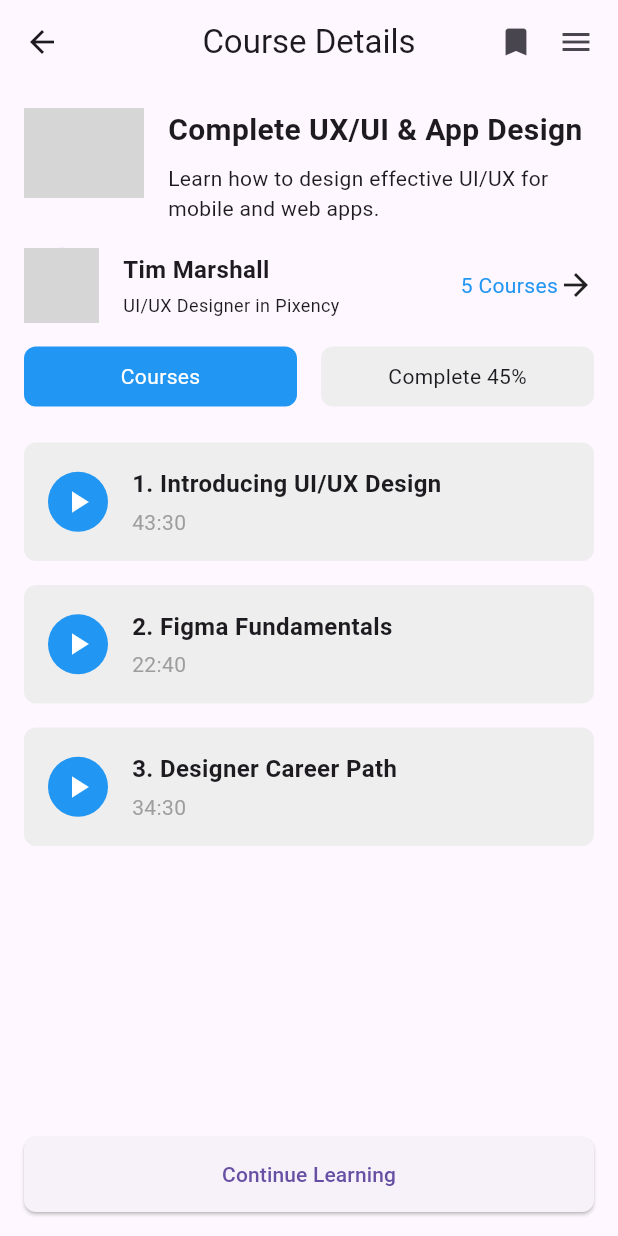
After one commit to osk-ar/ElevateEd--Learning_APP, a Flutter app: the CourseDetailsScreen screen opened by its route, on a phone screen of 412 x 824 dp. The commit adds this screen. Run offline on Flutter 3.47's test engine with Material 3 defaults, Android fonts, the phone set to English and light mode, and no system bars; our stand-ins replace cached_network_image, dio, easy_localization, equatable, flutter_bloc, flutter_screenutil and 7 more; missing offline and left inert: themed; accounts and stored records are empty; network calls fail; project files that could hold a hidden picture were left out; grey boxes are pictures that could not be loaded.

Commit message:
course details devide

```diff
--- a/lib/config/routes/route_constants.dart
+++ b/lib/config/routes/route_constants.dart
@@ -6,4 +6,6 @@ class Routes {
   static const String loginScreenRoute = "/login";
   static const String signupScreenRoute = "/signup";
   static const String progressScreenRoute = "/progress";
+  static const String courseDetailsScreenRoute = "/courseDetails";
+  static const String instructorScreenRoute = "/Instructor";
 }
--- a/lib/config/routes/router.dart
+++ b/lib/config/routes/router.dart
@@ -2,7 +2,9 @@ import 'package:e_learning_app_gp/config/routes/route_constants.dart';
 import 'package:e_learning_app_gp/core/dependency_injection.dart';
 import 'package:e_learning_app_gp/features/presentation/cubits/login_cubit.dart';
 import 'package:e_learning_app_gp/features/presentation/cubits/register_cubit.dart';
+import 'package:e_learning_app_gp/features/presentation/screens/course_details/course_details_screen.dart';
 import 'package:e_learning_app_gp/features/presentation/screens/home_screen/home_screen.dart';
+import 'package:e_learning_app_gp/features/presentation/screens/instuctor_screen/instuctor_screen.dart';
 import 'package:e_learning_app_gp/features/presentation/screens/login_screen/login_screen.dart';
 import 'package:e_learning_app_gp/features/presentation/screens/on_boarding_screen/on_boarding_screen.dart';
 import 'package:e_learning_app_gp/features/presentation/screens/progress_screen/progress_screen.dart';
@@ -27,6 +29,14 @@ class RouteGenerator {
         return MaterialPageRoute(
           builder: (context) => const ProgressScreen(),
         );
+      case Routes.courseDetailsScreenRoute:
+        return MaterialPageRoute(
+          builder: (context) => const CourseDetailsScreen(),
+        );
+      case Routes.instructorScreenRoute:
+        return MaterialPageRoute(
+          builder: (context) => const InstructorScreen(),
+        );
 
       case Routes.loginScreenRoute:
         return MaterialPageRoute(
@@ -44,41 +54,6 @@ class RouteGenerator {
           ),
         );
 
-      ///login
-      // case Routes.logInScreenRoute:
-      //   return MaterialPageRoute(
-      //     builder: (context) => BlocProvider(
-      //         create: (context) => sl<LoginCubit>(),
-      //         child: const LoginScreen()),
-      //   );
-
-      // case Routes.newPasswordScreenRoute:
-      //   return MaterialPageRoute(
-      //     builder: (context) => BlocProvider<ForgetPasswordCubit>.value(
-      //       value: sl<ForgetPasswordCubit>(),
-      //       child: const NewPasswordScreen(),
-      //     ),
-      //   );
-
-      /// Home
-      // case Routes.homeScreenRoute:
-      //   return MaterialPageRoute(
-      //     builder: (context) => MultiBlocProvider(
-      //       providers: [
-      //         BlocProvider<HomeProfileCubit>(
-      //           create: (context) => sl<HomeProfileCubit>(),
-      //         ),
-      //         BlocProvider<HomeQuizzesCubit>(
-      //           create: (context) => sl<HomeQuizzesCubit>(),
-      //         ),
-      //         BlocProvider<HomeCategoriesCubit>(
-      //           create: (context) => sl<HomeCategoriesCubit>(),
-      //         ),
-      //       ],
-      //       child: const HomePage(),
-      //     ),
-      //   );
-
       default:
         return unDefinedRoute();
     }
--- /dev/null
+++ b/lib/features/data_sources/models/course.dart
@@ -0,0 +1,23 @@
+class Course {
+  final String title;
+  final String description;
+  final String instructor;
+  final List<Lesson> lessons;
+
+  Course({
+    required this.title,
+    required this.description,
+    required this.instructor,
+    required this.lessons,
+  });
+}
+
+class Lesson {
+  final String title;
+  final String duration;
+
+  Lesson({
+    required this.title,
+    required this.duration,
+  });
+}
--- /dev/null
+++ b/lib/features/presentation/screens/course_details/course_details_screen.dart
@@ -0,0 +1,68 @@
+import 'package:e_learning_app_gp/features/presentation/screens/course_details/widgets/course_header.dart';
+import 'package:e_learning_app_gp/features/presentation/screens/course_details/widgets/lesson_tile.dart';
+import 'package:e_learning_app_gp/features/presentation/screens/course_details/widgets/progress_bar.dart';
+import 'package:e_learning_app_gp/features/presentation/screens/course_details/widgets/instructor_info.dart';
+import 'package:flutter/material.dart';
+
+class CourseDetailsScreen extends StatelessWidget {
+  const CourseDetailsScreen({super.key});
+
+  @override
+  Widget build(BuildContext context) {
+    return Scaffold(
+      appBar: AppBar(
+        title: const Text('Course Details'),
+        centerTitle: true,
+        actions: const [
+          Icon(Icons.bookmark),
+          SizedBox(width: 16),
+          Icon(Icons.menu),
+          SizedBox(width: 16),
+        ],
+      ),
+      body: Padding(
+        padding: const EdgeInsets.all(16.0),
+        child: Column(
+          crossAxisAlignment: CrossAxisAlignment.start,
+          children: [
+            const CourseHeader(),
+            const SizedBox(height: 16),
+            const InstructorInfo(),
+            const SizedBox(height: 16),
+            const ProgressBar(),
+            const SizedBox(height: 16),
+            Expanded(
+              child: ListView(
+                children: const [
+                  LessonTile(
+                    title: '1. Introducing UI/UX Design',
+                    duration: '43:30',
+                  ),
+                  LessonTile(
+                    title: '2. Figma Fundamentals',
+                    duration: '22:40',
+                  ),
+                  LessonTile(
+                    title: '3. Designer Career Path',
+                    duration: '34:30',
+                  ),
+                ],
+              ),
+            ),
+            const SizedBox(height: 16),
+            ElevatedButton(
+              onPressed: () {},
+              style: ElevatedButton.styleFrom(
+                minimumSize: const Size.fromHeight(50),
+                shape: RoundedRectangleBorder(
+                  borderRadius: BorderRadius.circular(8),
+                ),
+              ),
+              child: const Text('Continue Learning'),
+            ),
+          ],
+        ),
+      ),
+    );
+  }
+}
--- /dev/null
+++ b/lib/features/presentation/screens/course_details/widgets/course_header.dart
@@ -0,0 +1,36 @@
+import 'package:flutter/material.dart';
+
+class CourseHeader extends StatelessWidget {
+  const CourseHeader({Key? key}) : super(key: key);
+
+  @override
+  Widget build(BuildContext context) {
+    return Row(
+      crossAxisAlignment: CrossAxisAlignment.start,
+      children: [
+        Image.network(
+          "https://img.freepik.com/free-vector/gradient-ui-ux-background_23-2149024129.jpg",
+          width: 80,
+          height: 60,
+        ),
+        const SizedBox(width: 16),
+        const Expanded(
+          child: Column(
+            crossAxisAlignment: CrossAxisAlignment.start,
+            children: [
+              Text(
+                'Complete UX/UI & App Design',
+                style: TextStyle(fontSize: 20, fontWeight: FontWeight.bold),
+              ),
+              SizedBox(height: 8),
+              Text(
+                'Learn how to design effective UI/UX for mobile and web apps.',
+                style: TextStyle(fontSize: 14),
+              ),
+            ],
+          ),
+        ),
+      ],
+    );
+  }
+}
--- /dev/null
+++ b/lib/features/presentation/screens/course_details/widgets/instructor_info.dart
@@ -0,0 +1,40 @@
+import 'package:flutter/material.dart';
+
+class InstructorInfo extends StatelessWidget {
+  const InstructorInfo({Key? key}) : super(key: key);
+
+  @override
+  Widget build(BuildContext context) {
+    return const Row(
+      children: [
+        CircleAvatar(
+          radius: 25,
+          backgroundImage: NetworkImage(
+            'https://img.freepik.com/free-photo/lovely-good-natured-afro-american-man-white-shirt-having-charming-smile-friendly-expression_273609-14102.jpg',
+          ),
+        ),
+        SizedBox(width: 16),
+        Column(
+          crossAxisAlignment: CrossAxisAlignment.start,
+          children: [
+            Text(
+              'Tim Marshall',
+              style: TextStyle(fontSize: 16, fontWeight: FontWeight.bold),
+            ),
+            SizedBox(height: 4),
+            Text(
+              'UI/UX Designer in Pixency',
+              style: TextStyle(fontSize: 12),
+            ),
+          ],
+        ),
+        Spacer(),
+        Text(
+          '5 Courses',
+          style: TextStyle(color: Colors.blue, fontSize: 14),
+        ),
+        Icon(Icons.arrow_forward),
+      ],
+    );
+  }
+}
--- /dev/null
+++ b/lib/features/presentation/screens/course_details/widgets/lesson_tile.dart
@@ -0,0 +1,61 @@
+import 'package:flutter/material.dart';
+
+class LessonTile extends StatelessWidget {
+  final String title;
+  final String duration;
+
+  const LessonTile({
+    super.key,
+    required this.title,
+    required this.duration,
+  });
+
+  @override
+  Widget build(BuildContext context) {
+    return Container(
+      margin: const EdgeInsets.symmetric(vertical: 8),
+      padding: const EdgeInsets.all(16),
+      decoration: BoxDecoration(
+        borderRadius: BorderRadius.circular(8),
+        color: Colors.grey[200],
+      ),
+      child: Row(
+        children: [
+          Container(
+            width: 40,
+            height: 40,
+            decoration: const BoxDecoration(
+              shape: BoxShape.circle,
+              color: Colors.blue,
+            ),
+            child: const Icon(
+              Icons.play_arrow,
+              color: Colors.white,
+            ),
+          ),
+          const SizedBox(width: 16),
+          Column(
+            crossAxisAlignment: CrossAxisAlignment.start,
+            children: [
+              Text(
+                title,
+                style: const TextStyle(
+                  fontSize: 16,
+                  fontWeight: FontWeight.bold,
+                ),
+              ),
+              const SizedBox(height: 4),
+              Text(
+                duration,
+                style: const TextStyle(
+                  fontSize: 14,
+                  color: Colors.grey,
+                ),
+              ),
+            ],
+          ),
+        ],
+      ),
+    );
+  }
+}
--- /dev/null
+++ b/lib/features/presentation/screens/course_details/widgets/progress_bar.dart
@@ -0,0 +1,41 @@
+import 'package:flutter/material.dart';
+
+class ProgressBar extends StatelessWidget {
+  const ProgressBar({Key? key}) : super(key: key);
+
+  @override
+  Widget build(BuildContext context) {
+    return Row(
+      children: [
+        Expanded(
+          child: Container(
+            height: 40,
+            decoration: BoxDecoration(
+              color: Colors.blue,
+              borderRadius: BorderRadius.circular(8),
+            ),
+            child: const Center(
+              child: Text(
+                'Courses',
+                style: TextStyle(color: Colors.white),
+              ),
+            ),
+          ),
+        ),
+        const SizedBox(width: 16),
+        Expanded(
+          child: Container(
+            height: 40,
+            decoration: BoxDecoration(
+              color: Colors.grey[200],
+              borderRadius: BorderRadius.circular(8),
+            ),
+            child: const Center(
+              child: Text('Complete 45%'),
+            ),
+          ),
+        ),
+      ],
+    );
+  }
+}
--- a/lib/features/presentation/screens/home_screen/home_screen.dart
+++ b/lib/features/presentation/screens/home_screen/home_screen.dart
@@ -1,4 +1,4 @@
-import 'package:e_learning_app_gp/features/presentation/screens/home_screen/widgets/course_card.dart';
+import 'package:e_learning_app_gp/features/presentation/screens/course_details/widgets/course_card.dart';
 import 'package:flutter/material.dart';
 import 'package:font_awesome_flutter/font_awesome_flutter.dart';
 
@@ -95,7 +95,7 @@ class _HomeScreenState extends State<HomeScreen> {
                   progressColor: Colors.green,
                 ),
               ),
-              const SizedBox(width: 16),
+              const SizedBox(width: 10),
               Expanded(
                 child: _buildCard(
                   icon: FontAwesomeIcons.clock,
--- a/lib/main.dart
+++ b/lib/main.dart
@@ -40,7 +40,7 @@ class MyApp extends StatelessWidget {
               title: 'ElevateEd',
               themeMode: ThemeMode.light,
               onGenerateRoute: RouteGenerator.getRoute,
-              initialRoute: Routes.homeScreenRoute,
+              initialRoute: Routes.instructorScreenRoute,
             ));
   }
 }
```
Also changed, not shown: lib/features/presentation/screens/instuctor_screen/instuctor_screen.dart (added, +209 -0 lines), pubspec.yaml (+19 -32 lines), lib/features/presentation/screens/course_details/widgets/course_card.dart (renamed from lib/features/presentation/screens/home_screen/widgets/course_card.dart), pubspec.lock.
